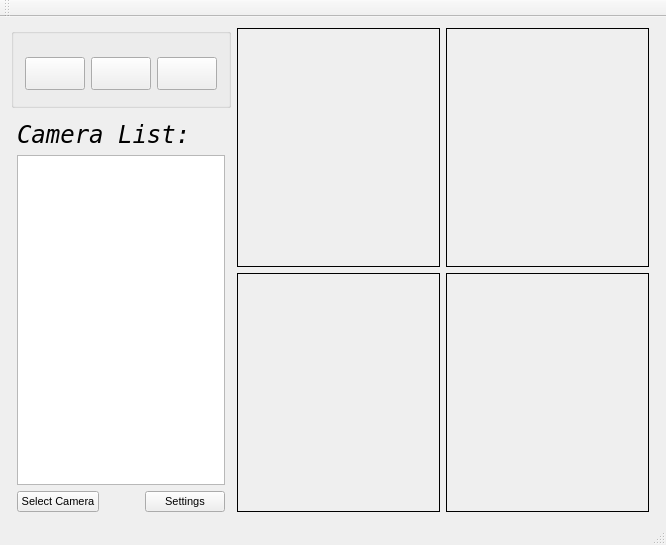
Above: Observer/mainwindow.ui from Netmisha/observer before the change. Below: the same form after it.
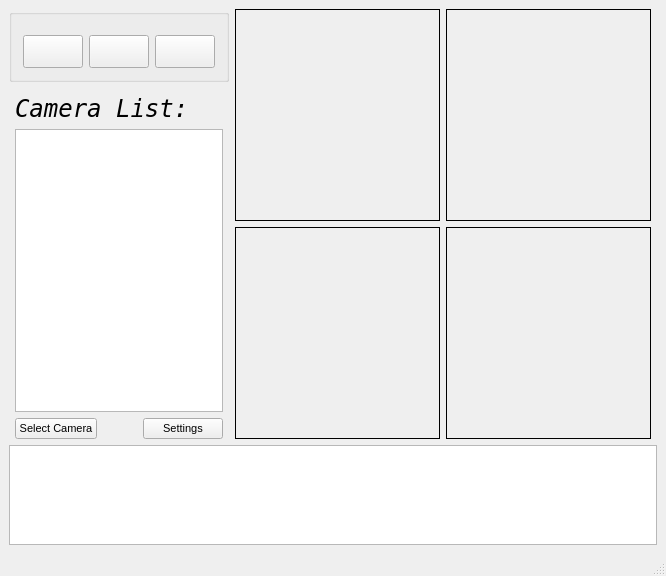
That is the form after the change. Icons and pictures are not drawn.

The edit to the form file:
```diff
--- a/Observer/mainwindow.ui
+++ b/Observer/mainwindow.ui
@@ -7,7 +7,7 @@
     <x>0</x>
     <y>0</y>
     <width>666</width>
-    <height>545</height>
+    <height>576</height>
    </rect>
   </property>
   <property name="font">
@@ -19,7 +19,19 @@
    <string>MainWindow</string>
   </property>
   <widget class="QWidget" name="centralWidget">
-   <layout class="QHBoxLayout" name="horizontalLayout_7">
+   <layout class="QVBoxLayout" name="verticalLayout_4" stretch="10,0">
+    <property name="leftMargin">
+     <number>9</number>
+    </property>
+    <property name="topMargin">
+     <number>9</number>
+    </property>
+    <property name="rightMargin">
+     <number>9</number>
+    </property>
+    <property name="bottomMargin">
+     <number>9</number>
+    </property>
     <item>
      <layout class="QHBoxLayout" name="horizontalLayout_6" stretch="1,6">
       <property name="leftMargin">
@@ -356,32 +368,23 @@
       </item>
      </layout>
     </item>
+    <item>
+     <widget class="QTextBrowser" name="logsBrowser">
+      <property name="minimumSize">
+       <size>
+        <width>0</width>
+        <height>100</height>
+       </size>
+      </property>
+      <property name="maximumSize">
+       <size>
+        <width>16777215</width>
+        <height>100</height>
+       </size>
+      </property>
+     </widget>
+    </item>
    </layout>
-   <zorder>Stream1</zorder>
-   <zorder>Stream3</zorder>
-   <zorder>Stream2</zorder>
-   <zorder>Stream4</zorder>
-   <zorder>groupBox</zorder>
-   <zorder>layoutWidget</zorder>
-   <zorder>groupBox</zorder>
-  </widget>
-  <widget class="QMenuBar" name="menuBar">
-   <property name="geometry">
-    <rect>
-     <x>0</x>
-     <y>0</y>
-     <width>666</width>
-     <height>17</height>
-    </rect>
-   </property>
-  </widget>
-  <widget class="QToolBar" name="mainToolBar">
-   <attribute name="toolBarArea">
-    <enum>TopToolBarArea</enum>
-   </attribute>
-   <attribute name="toolBarBreak">
-    <bool>false</bool>
-   </attribute>
   </widget>
   <widget class="QStatusBar" name="statusBar"/>
  </widget>
```
